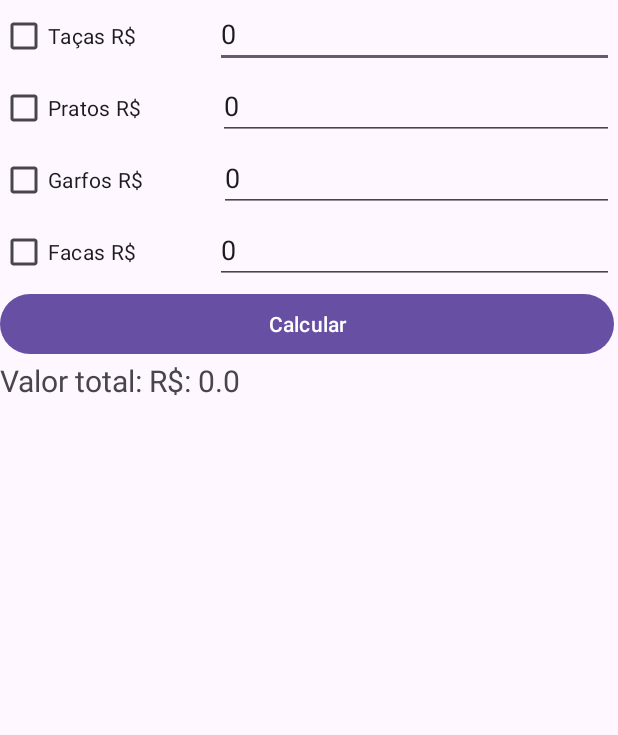
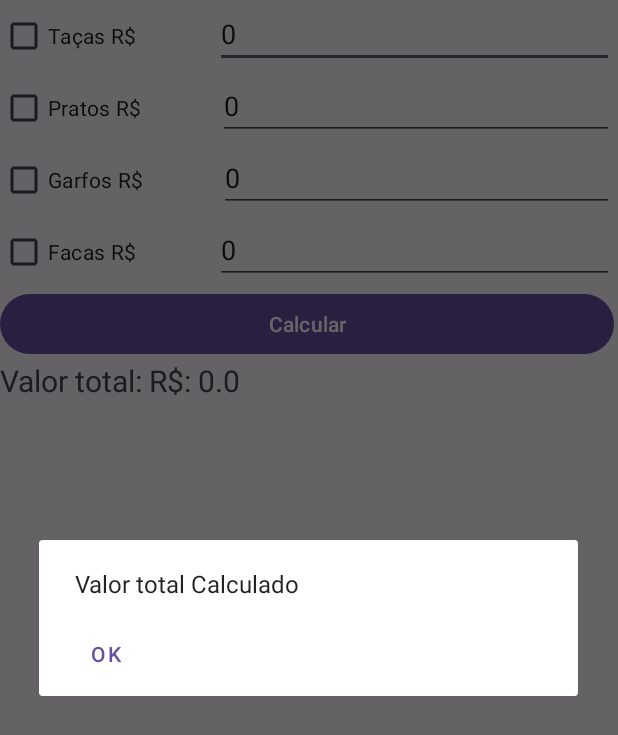
Before and after one commit to Rfaelsn/curso_android_java, an Android app: the screen it shows after launch (MainActivity), after a tap on "Calcular", on a phone screen of 412 x 824 dp. Shown: the top 735 px of the screen. Run offline under Robolectric (Android 15) with nearby library versions, the phone set to English and light mode, and no system bars.

```diff
--- a/app/src/main/java/com/example/aula01/MainActivity.java
+++ b/app/src/main/java/com/example/aula01/MainActivity.java
@@ -9,6 +9,7 @@ import android.widget.CheckBox;
 import android.widget.EditText;
 import android.widget.TextView;
 import android.widget.Toast;
+import android.app.AlertDialog;
 
 public class MainActivity extends AppCompatActivity {
 
@@ -66,9 +67,12 @@ public class MainActivity extends AppCompatActivity {
 
         tvResultado.setText("Valor total: R$: " +  vTotal);
 
-        Toast.makeText(this,"toast 1", Toast.LENGTH_SHORT).show();
-        Toast.makeText(this,"toast 2", Toast.LENGTH_SHORT).show();
-        Toast.makeText(this,"Valor total Calculado", Toast.LENGTH_LONG).show();
+//        Toast.makeText(this,"Valor total Calculado", Toast.LENGTH_LONG).show();
+        AlertDialog.Builder cxMsg = new AlertDialog.Builder(this);
+        cxMsg.setMessage("Valor total Calculado");
+        cxMsg.setNeutralButton("Ok",null);
+        cxMsg.show();
     }
 
+
 }
```
